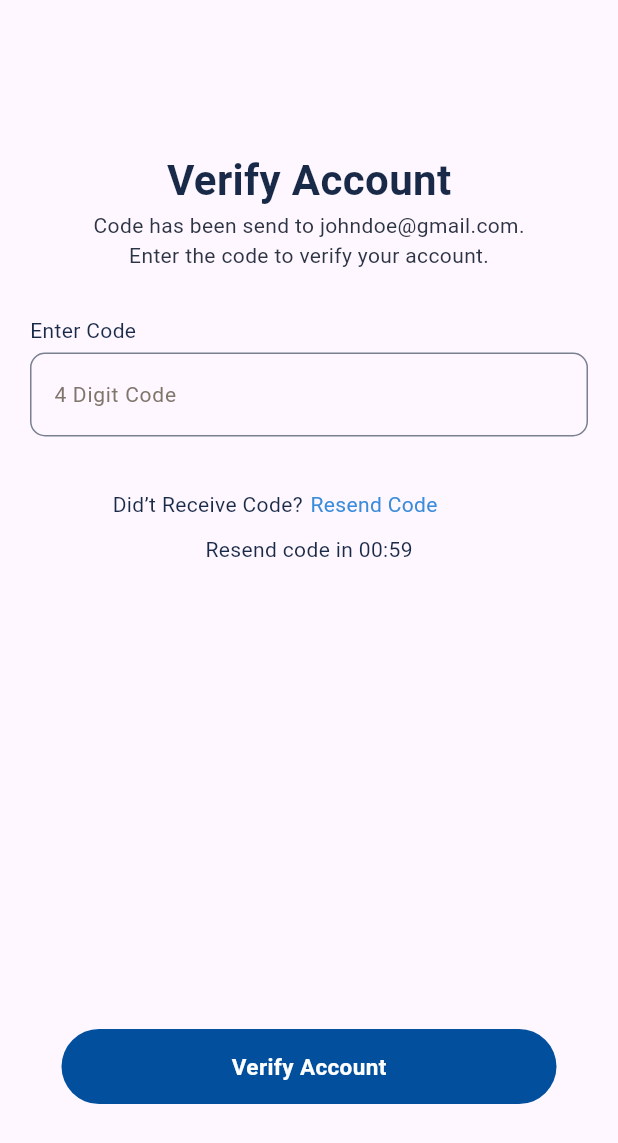
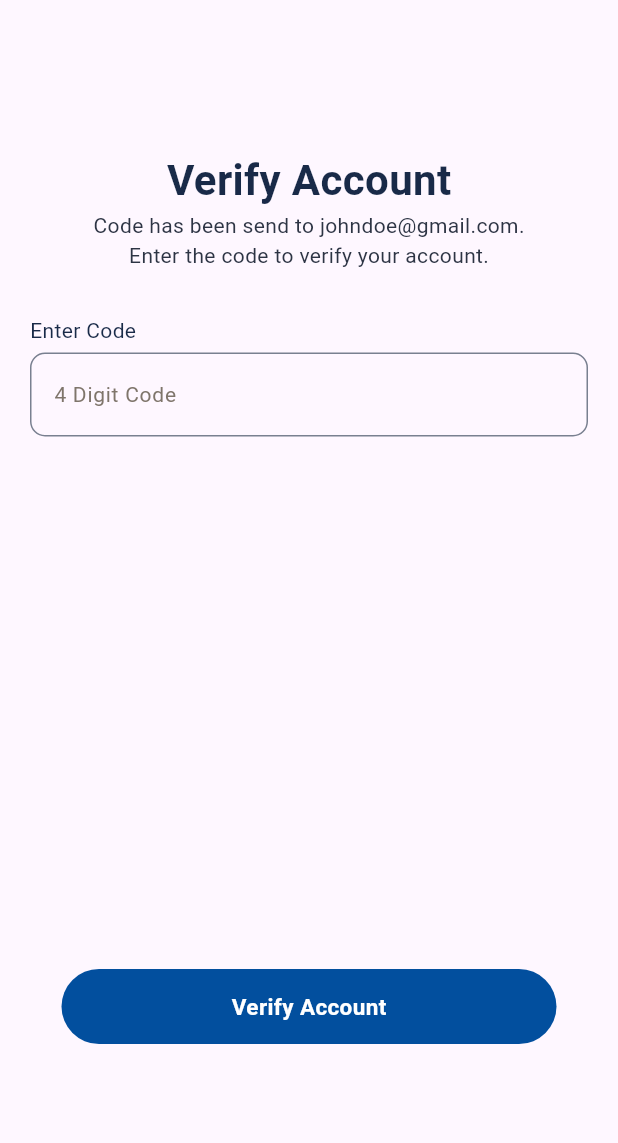
Before and after one commit to rifatalam26/plumber_tech, a Flutter app: the screen it shows after launch, on a phone screen of 412 x 824 dp. Shown: the top 1143 px of the screen. Run offline on Flutter 3.47's test engine with Material 3 defaults, Android fonts, the phone set to English and light mode, and no system bars.

Commit message:
forgot_password_screen.dart

```diff
--- a/lib/View/Customer Registration Screen/forgot_password_screen.dart
+++ b/lib/View/Customer Registration Screen/forgot_password_screen.dart
@@ -69,30 +69,8 @@ class _ForgotPasswordScreenState extends State<ForgotPasswordScreen> {
               const SizedBox(
                 height: 35,
               ),
-              const Row(
-                children: [
-                  SizedBox(
-                    width: 75,
-                  ),
-                  Text(
-                    "Did’t Receive Code?",
-                    style: TextStyle(fontSize: 14, color: Color(0xff192A48)),
-                  ),
-                  SizedBox(
-                    width: 5,
-                  ),
-                  Text(
-                    "Resend Code",
-                    style: TextStyle(fontSize: 14, color: Color(0xff3B8CDB)),
-                  ),
-                ],
-              ),
               const SizedBox(
                 height: 10,
-              ),
-              const Text(
-                "Resend code in 00:59",
-                style: TextStyle(fontSize: 14, color: Color(0xff192A48)),
               ),
               const SizedBox(
                 height: 310,
```
